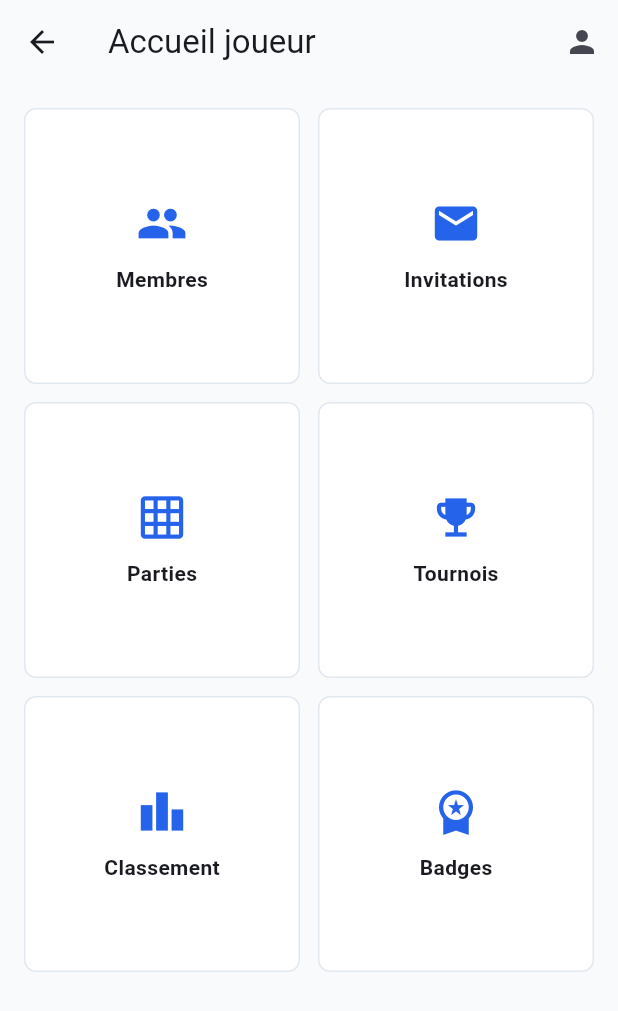
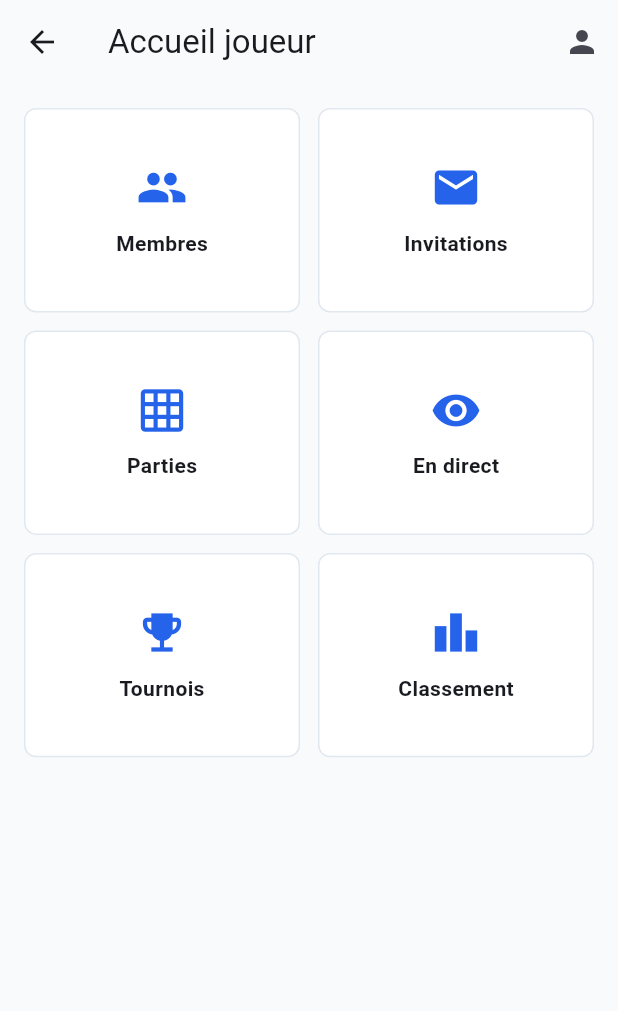
Before and after one commit to Rachid6594/club-echecs-app, a Flutter app: the HomeScreen screen opened by its route, on a phone screen of 412 x 824 dp. Shown: the top 1011 px of the screen. Run offline on Flutter 3.47's test engine with Material 3 defaults, Android fonts, the phone set to English and light mode, and no system bars.

Commit message:
feat(sprint-14): add mobile game and spectator screens

```diff
--- a/mobile/lib/src/app.dart
+++ b/mobile/lib/src/app.dart
@@ -1,10 +1,13 @@
 import 'package:flutter/material.dart';
 
 import 'screens/home_screen.dart';
+import 'screens/game_screen.dart';
+import 'screens/live_matches_screen.dart';
 import 'screens/login_screen.dart';
 import 'screens/profile_screen.dart';
 import 'screens/register_screen.dart';
 import 'screens/splash_screen.dart';
+import 'screens/spectator_screen.dart';
 
 class ClubEchecsApp extends StatelessWidget {
   const ClubEchecsApp({super.key});
@@ -31,6 +34,9 @@ class ClubEchecsApp extends StatelessWidget {
         RegisterScreen.routeName: (_) => const RegisterScreen(),
         HomeScreen.routeName: (_) => const HomeScreen(),
         ProfileScreen.routeName: (_) => const ProfileScreen(),
+        GameScreen.routeName: (_) => const GameScreen(),
+        LiveMatchesScreen.routeName: (_) => const LiveMatchesScreen(),
+        SpectatorScreen.routeName: (_) => const SpectatorScreen(),
       },
     );
   }
--- a/mobile/lib/src/screens/home_screen.dart
+++ b/mobile/lib/src/screens/home_screen.dart
@@ -1,5 +1,7 @@
 import 'package:flutter/material.dart';
 
+import 'game_screen.dart';
+import 'live_matches_screen.dart';
 import 'profile_screen.dart';
 
 class HomeScreen extends StatelessWidget {
@@ -25,13 +27,14 @@ class HomeScreen extends StatelessWidget {
         crossAxisCount: 2,
         mainAxisSpacing: 12,
         crossAxisSpacing: 12,
-        children: const [
-          _HomeTile(icon: Icons.people, label: 'Membres'),
-          _HomeTile(icon: Icons.mail, label: 'Invitations'),
-          _HomeTile(icon: Icons.grid_on, label: 'Parties'),
-          _HomeTile(icon: Icons.emoji_events, label: 'Tournois'),
-          _HomeTile(icon: Icons.leaderboard, label: 'Classement'),
-          _HomeTile(icon: Icons.workspace_premium, label: 'Badges'),
+        childAspectRatio: 1.35,
+        children: [
+          const _HomeTile(icon: Icons.people, label: 'Membres'),
+          const _HomeTile(icon: Icons.mail, label: 'Invitations'),
+          _HomeTile(icon: Icons.grid_on, label: 'Parties', onTap: () => Navigator.pushNamed(context, GameScreen.routeName)),
+          _HomeTile(icon: Icons.visibility, label: 'En direct', onTap: () => Navigator.pushNamed(context, LiveMatchesScreen.routeName)),
+          const _HomeTile(icon: Icons.emoji_events, label: 'Tournois'),
+          const _HomeTile(icon: Icons.leaderboard, label: 'Classement'),
         ],
       ),
     );
@@ -39,14 +42,18 @@ class HomeScreen extends StatelessWidget {
 }
 
 class _HomeTile extends StatelessWidget {
-  const _HomeTile({required this.icon, required this.label});
+  const _HomeTile({required this.icon, required this.label, this.onTap});
 
   final IconData icon;
   final String label;
+  final VoidCallback? onTap;
 
   @override
   Widget build(BuildContext context) {
-    return DecoratedBox(
+    return InkWell(
+      onTap: onTap,
+      borderRadius: BorderRadius.circular(8),
+      child: DecoratedBox(
         decoration: BoxDecoration(
           color: Colors.white,
           borderRadius: BorderRadius.circular(8),
@@ -60,6 +67,7 @@ class _HomeTile extends StatelessWidget {
             Text(label, style: const TextStyle(fontWeight: FontWeight.w600)),
           ],
         ),
+      ),
     );
   }
 }
```
Also changed, not shown: mobile/lib/src/api/game_api.dart (added, +19 -0 lines), mobile/lib/src/screens/game_screen.dart (added, +111 -0 lines), mobile/lib/src/screens/live_matches_screen.dart (added, +30 -0 lines), mobile/lib/src/screens/spectator_screen.dart (added, +32 -0 lines), 2 other files. Lines whose indentation alone changed are shown as unchanged.
